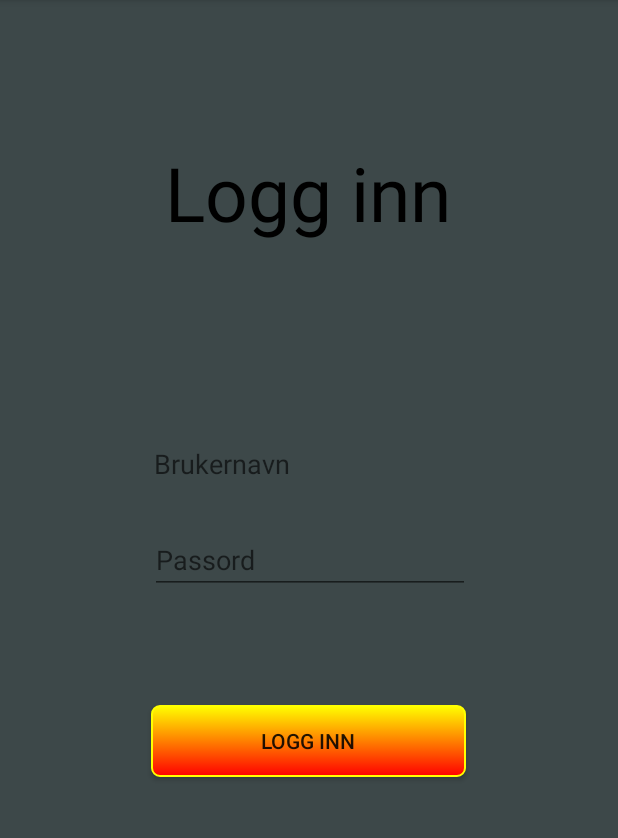
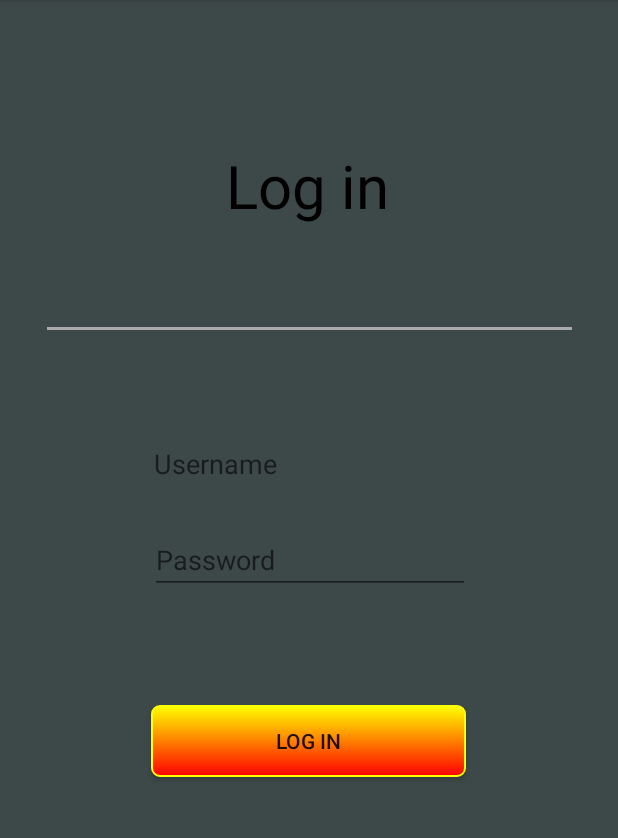
Before and after one commit to PetterHL/FuelService-Frontend, an Android app: the screen it shows after launch (MainActivity), in the side drawer, after a tap on "Login", on a phone screen of 412 x 824 dp, the part 84-922 px from its top. Run offline under Robolectric (Android 15) with nearby library versions, the phone set to English and light mode, and no system bars; our stand-ins replace navigation-ui; libraries missing offline, so code that uses them is left out: com.google.maps.android; 4 statements that could not run were skipped.

Commit message:
UI changes
Changed ui in tripCalculator, aswell as some typos in login and register

```diff
--- a/app/src/main/res/layout/fragment_login.xml
+++ b/app/src/main/res/layout/fragment_login.xml
@@ -6,6 +6,30 @@
     android:layout_width="match_parent"
     android:layout_height="match_parent">
 
+    <TextView
+        android:id="@+id/fuelServiceLogin"
+        android:layout_width="wrap_content"
+        android:layout_height="wrap_content"
+        android:text="@string/login_header"
+        android:textColor="#000"
+        android:textSize="40sp"
+        app:layout_constraintBottom_toBottomOf="parent"
+        app:layout_constraintEnd_toEndOf="parent"
+        app:layout_constraintHorizontal_bias="0.497"
+        app:layout_constraintStart_toStartOf="parent"
+        app:layout_constraintTop_toTopOf="parent"
+        app:layout_constraintVertical_bias="0.135" />
+
+
+    <View
+        android:layout_width="350dp"
+        android:layout_height="2dp"
+        android:layout_gravity="center_horizontal"
+        android:background="@android:color/darker_gray"
+        app:layout_constraintBottom_toTopOf="@+id/editTextUsernameOnLogin"
+        app:layout_constraintEnd_toEndOf="parent"
+        app:layout_constraintStart_toStartOf="parent"
+        app:layout_constraintTop_toBottomOf="@+id/fuelServiceLogin" />
 
     <EditText
         android:id="@+id/editTextUsernameOnLogin"
@@ -20,6 +44,7 @@
         app:layout_constraintStart_toStartOf="parent"
         app:layout_constraintTop_toTopOf="parent"
         app:layout_constraintVertical_bias="0.397" />
+
 
     <EditText
         android:id="@+id/editTextTextPassword"
@@ -48,17 +73,4 @@
         app:layout_constraintTop_toTopOf="parent"
         app:layout_constraintVertical_bias="0.653" />
 
-    <TextView
-        android:id="@+id/fantlogin"
-        android:layout_width="wrap_content"
-        android:layout_height="wrap_content"
-        android:text="@string/login_header"
-        android:textColor="#000"
-        android:textSize="50sp"
-        app:layout_constraintBottom_toBottomOf="parent"
-        app:layout_constraintEnd_toEndOf="parent"
-        app:layout_constraintHorizontal_bias="0.497"
-        app:layout_constraintStart_toStartOf="parent"
-        app:layout_constraintTop_toTopOf="parent"
-        app:layout_constraintVertical_bias="0.135" />
 </androidx.constraintlayout.widget.ConstraintLayout>
--- a/app/src/main/res/values/strings.xml
+++ b/app/src/main/res/values/strings.xml
@@ -17,14 +17,14 @@
     <string name="menu_register">Register</string>
     <string name="menu_logOut">Log out</string>
 
-    <string name="register_heading">Lag Bruker</string>
-    <string name="action_reg_button">Registrer</string>
-    <string name="prompt_password">Passord</string>
-    <string name="prompt_username">Brukernavn</string>
-    <string name="prompt_email">Epost</string>
+    <string name="register_heading">Create user</string>
+    <string name="action_reg_button">Register</string>
+    <string name="prompt_password">Password</string>
+    <string name="prompt_username">Username</string>
+    <string name="prompt_email">Email</string>
 
-    <string name="action_login_button">Logg inn</string>
-    <string name="login_header">Logg inn</string>
+    <string name="action_login_button">Log in</string>
+    <string name="login_header">Log in</string>
     <string name="icon">img placeholder</string>
     <string name="nearby">0.05km</string>
     <string name="nearby2">Nearby</string>
```
Also changed, not shown: app/src/main/res/layout/fragment_create.xml (+14 -2 lines), app/src/main/res/layout/fragment_tripcalculator.xml (+17 -5 lines).
